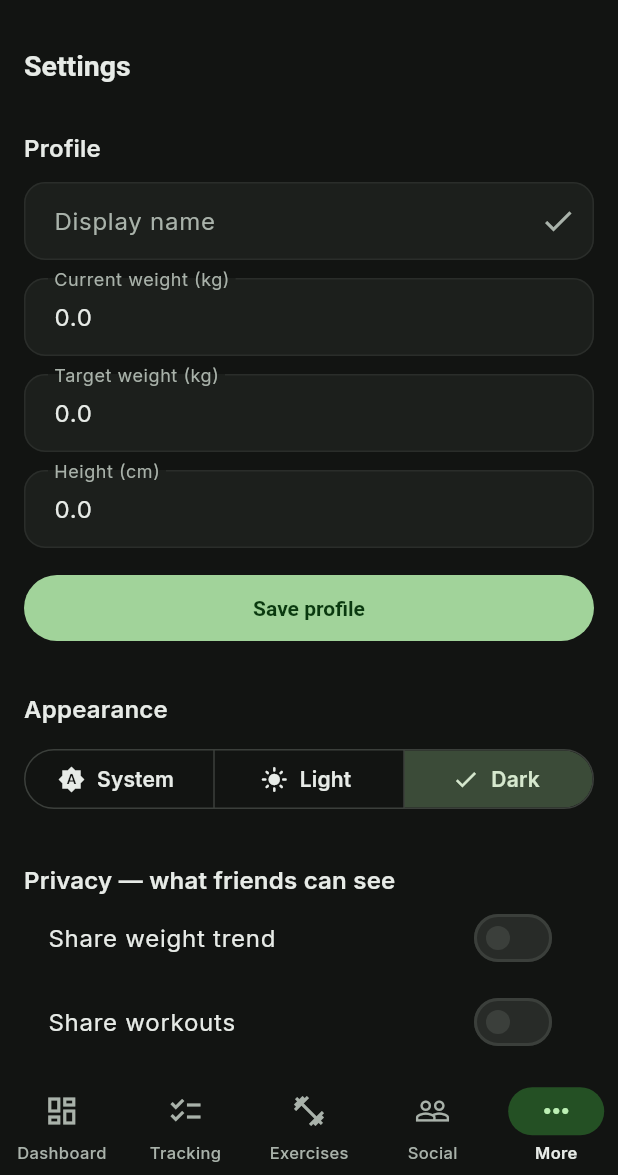
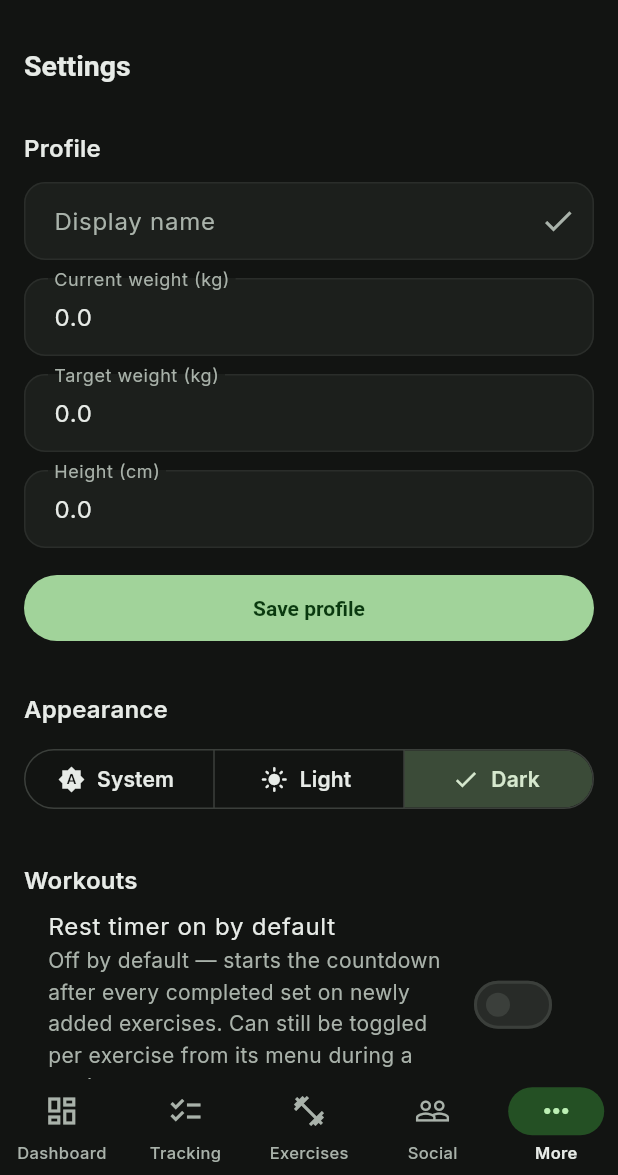
Before and after one commit to vaibhavhariramani/fitness_buddy, a Flutter app: the SettingsScreen screen opened by its route, on a phone screen of 412 x 824 dp, the part 61-1236 px from its top. Run offline on Flutter 3.47's test engine with Material 3 defaults, Android fonts, the phone set to English and light mode, and no system bars; our stand-ins replace audioplayers, cached_network_image, cloud_firestore, cloud_functions, firebase_auth, firebase_core and 18 more; missing offline and left inert: mobile_scanner, path_parsing; accounts and stored records are empty; generated files the repository leaves out were written again; network calls fail; statements that could not run were skipped.

Commit message:
feat: rest timer off by default (toggleable in Settings), set summary in stories
- New restTimerDefaultProvider (SharedPreferences-backed, off by default)
  controls whether a newly added exercise starts with its rest timer on;
  exposed as a Settings > Workouts toggle. The existing per-exercise
  switch still overrides it for that exercise.
- Workout stories now carry each exercise's set summary
  (workoutExerciseSummaries, "3 x 25kg x 12 reps") alongside the existing
  exercise names, and the story viewer renders both as boxed pairs —
  matching the format already used in the post-workout report and
  shareable card.

Co-Authored-By: Claude Sonnet 5 <noreply@anthropic.com>

```diff
--- a/lib/features/settings/settings_screen.dart
+++ b/lib/features/settings/settings_screen.dart
@@ -9,6 +9,7 @@ import '../../core/providers.dart';
 import '../../core/utils/calculations.dart';
 import '../../models/user_profile.dart';
 import '../auth/providers/auth_controller.dart';
+import '../tracking/workouts/rest_timer_default_controller.dart';
 
 class SettingsScreen extends ConsumerStatefulWidget {
   const SettingsScreen({super.key});
@@ -267,6 +268,19 @@ class _SettingsScreenState extends ConsumerState<SettingsScreen> {
                     .setThemeMode(selection.first),
           ),
           const SizedBox(height: 32),
+          Text('Workouts', style: Theme.of(context).textTheme.titleMedium),
+          SwitchListTile(
+            title: const Text('Rest timer on by default'),
+            subtitle: const Text(
+              'Off by default — starts the countdown after every completed '
+              'set on newly added exercises. Can still be toggled per '
+              'exercise from its menu during a workout.',
+            ),
+            value: ref.watch(restTimerDefaultProvider),
+            onChanged:
+                (v) => ref.read(restTimerDefaultProvider.notifier).setEnabled(v),
+          ),
+          const SizedBox(height: 32),
           Text(
             'Privacy — what friends can see',
             style: Theme.of(context).textTheme.titleMedium,
--- a/lib/features/tracking/workouts/workout_story.dart
+++ b/lib/features/tracking/workouts/workout_story.dart
@@ -63,6 +63,8 @@ Future<void> postWorkoutStory({
           workoutHasPr: anyPr,
           workoutSetsByGroup: setsByGroup,
           workoutExerciseNames: saved.exercises.map((e) => e.name).toList(),
+          workoutExerciseSummaries:
+              saved.exercises.map((e) => e.setSummary).toList(),
           createdAt: now,
           expiresAt: now.add(const Duration(hours: 24)),
         ),
```
Also changed, not shown: lib/features/social/stories/story_viewer_page.dart (+48 -12 lines), lib/features/tracking/workouts/pages/active_workout_page.dart (+6 -1 lines), lib/features/tracking/workouts/rest_timer_default_controller.dart (added, +35 -0 lines), lib/main.dart (+7 -0 lines), lib/models/story.dart (+12 -0 lines).
